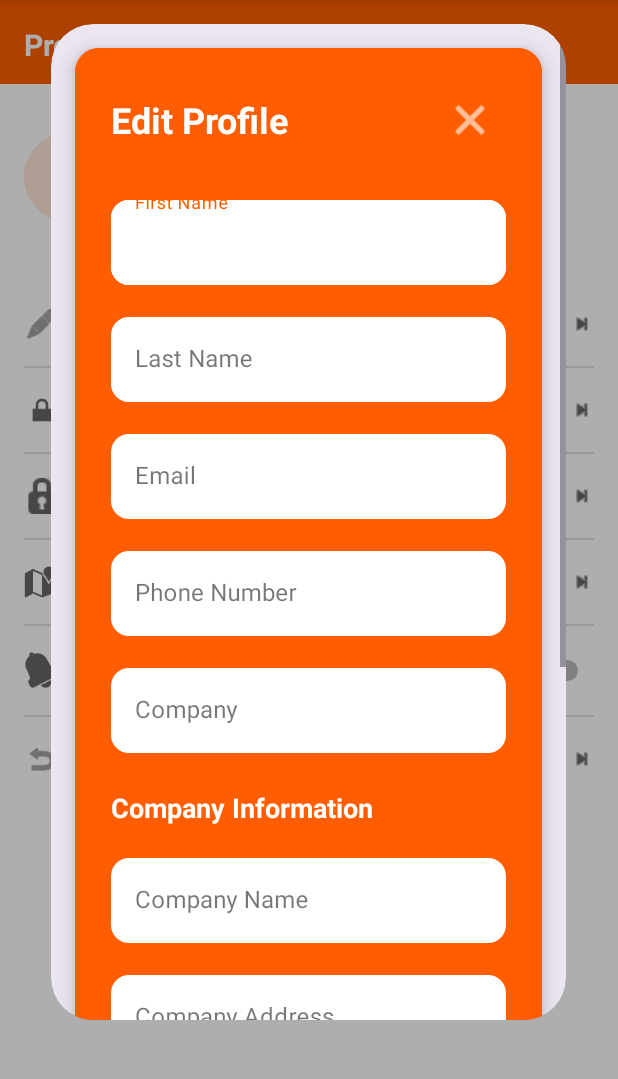
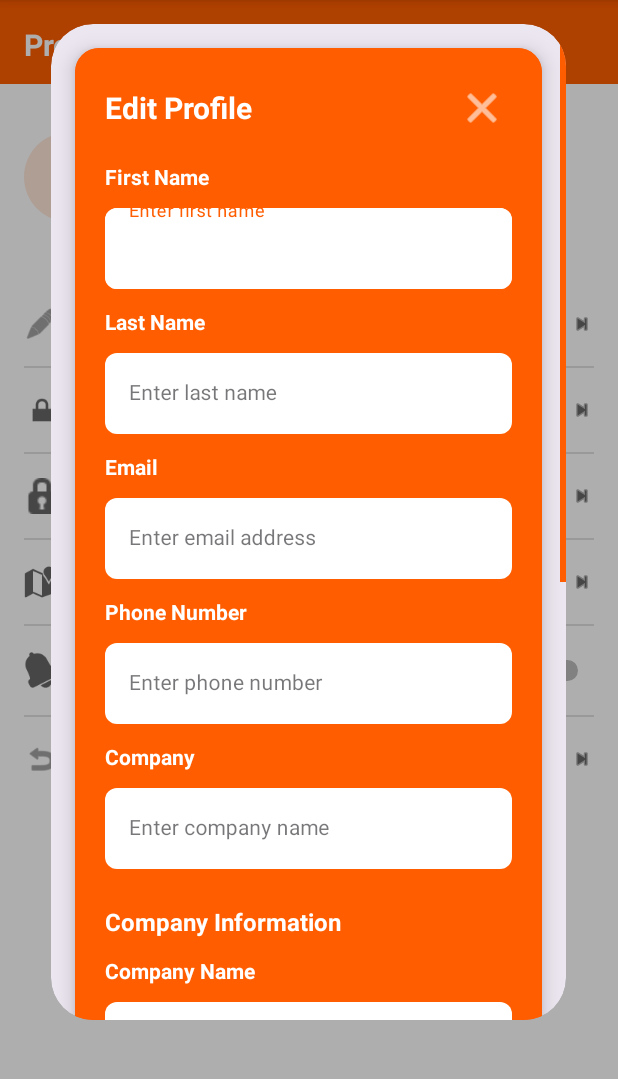
Before and after one commit to EmilFabel04/PROG7314_POE_P2_Solora, an Android app: the fragment ProfileFragment shown on its own in the app's theme, after a tap on "Edit Profile", on a phone screen of 412 x 824 dp, the part 96-1175 px from its top. Run offline under Robolectric (Android 15) with nearby library versions, the phone set to English and light mode, and no system bars; our stand-ins replace Firebase (no records; nobody signed in at launch, a user with empty details on screens opened directly); 2 statements that could not run were skipped.

Commit message:
Fix edit profile and lead details dialogs - make them more professional and neat
- Add proper labels above input fields to prevent overlapping
- Reduce text sizes for better space utilization (16sp -> 14sp, 14sp -> 12sp)
- Optimize spacing and margins for better visual hierarchy
- Enhance scrollability with visible orange scrollbars and increased max height
- Make buttons more compact (48dp -> 44dp height)
- Improve card design with smaller corner radius and elevation
- Ensure users can easily scroll to bottom of both dialogs

```diff
--- a/app/src/main/res/layout/dialog_edit_profile.xml
+++ b/app/src/main/res/layout/dialog_edit_profile.xml
@@ -3,9 +3,14 @@
     xmlns:app="http://schemas.android.com/apk/res-auto"
     android:layout_width="match_parent"
     android:layout_height="wrap_content"
-    android:maxHeight="600dp"
+    android:maxHeight="700dp"
     android:fillViewport="true"
-    android:background="@android:color/transparent">
+    android:background="@android:color/transparent"
+    android:scrollbars="vertical"
+    android:fadeScrollbars="false"
+    android:scrollbarStyle="outsideOverlay"
+    android:scrollbarThumbVertical="@color/solora_orange"
+    android:scrollbarTrackVertical="@android:color/transparent">
 
 <androidx.cardview.widget.CardView
     android:layout_width="match_parent"
@@ -20,7 +25,7 @@
         android:layout_height="wrap_content"
         android:orientation="vertical"
         android:background="@color/solora_orange"
-        android:padding="24dp">
+        android:padding="20dp">
 
     <!-- Header -->
     <LinearLayout
@@ -28,7 +33,7 @@
         android:layout_height="wrap_content"
         android:orientation="horizontal"
         android:gravity="center_vertical"
-        android:layout_marginBottom="24dp">
+        android:layout_marginBottom="16dp">
 
         <TextView
             android:layout_width="0dp"
@@ -36,13 +41,13 @@
             android:layout_weight="1"
             android:text="Edit Profile"
             android:textColor="@android:color/white"
-            android:textSize="24sp"
+            android:textSize="20sp"
             android:textStyle="bold" />
 
         <ImageButton
             android:id="@+id/btn_close_edit_profile"
-            android:layout_width="48dp"
-            android:layout_height="48dp"
+            android:layout_width="40dp"
+            android:layout_height="40dp"
             android:background="?attr/selectableItemBackgroundBorderless"
             android:src="@android:drawable/ic_menu_close_clear_cancel"
             android:tint="@android:color/white"
@@ -51,17 +56,27 @@
     </LinearLayout>
 
     <!-- Form Fields -->
+    <!-- First Name -->
+    <TextView
+        android:layout_width="wrap_content"
+        android:layout_height="wrap_content"
+        android:text="First Name"
+        android:textColor="@android:color/white"
+        android:textSize="14sp"
+        android:textStyle="bold"
+        android:layout_marginBottom="6dp" />
+
     <com.google.android.material.textfield.TextInputLayout
         android:layout_width="match_parent"
         android:layout_height="wrap_content"
-        android:layout_marginBottom="16dp"
+        android:layout_marginBottom="12dp"
         app:boxBackgroundColor="@android:color/white"
         app:boxStrokeColor="@android:color/white"
         app:boxStrokeWidth="0dp"
-        app:boxCornerRadiusTopStart="12dp"
-        app:boxCornerRadiusTopEnd="12dp"
-        app:boxCornerRadiusBottomStart="12dp"
-        app:boxCornerRadiusBottomEnd="12dp"
+        app:boxCornerRadiusTopStart="8dp"
+        app:boxCornerRadiusTopEnd="8dp"
+        app:boxCornerRadiusBottomStart="8dp"
+        app:boxCornerRadiusBottomEnd="8dp"
         app:hintTextColor="@color/solora_orange"
         app:startIconTint="@color/solora_orange"
         app:endIconTint="@color/solora_orange"
@@ -71,24 +86,35 @@
             android:id="@+id/et_dialog_name"
             android:layout_width="match_parent"
             android:layout_height="wrap_content"
-            android:hint="First Name"
+            android:hint="Enter first name"
             android:textColor="@color/solora_on_surface"
             android:textColorHint="@color/solora_orange"
+            android:textSize="14sp"
             android:inputType="textPersonName" />
 
     </com.google.android.material.textfield.TextInputLayout>
 
+    <!-- Last Name -->
+    <TextView
+        android:layout_width="wrap_content"
+        android:layout_height="wrap_content"
+        android:text="Last Name"
+        android:textColor="@android:color/white"
+        android:textSize="14sp"
+        android:textStyle="bold"
+        android:layout_marginBottom="6dp" />
+
     <com.google.android.material.textfield.TextInputLayout
         android:layout_width="match_parent"
         android:layout_height="wrap_content"
-        android:layout_marginBottom="16dp"
+        android:layout_marginBottom="12dp"
         app:boxBackgroundColor="@android:color/white"
         app:boxStrokeColor="@android:color/white"
         app:boxStrokeWidth="0dp"
-        app:boxCornerRadiusTopStart="12dp"
-        app:boxCornerRadiusTopEnd="12dp"
-        app:boxCornerRadiusBottomStart="12dp"
-        app:boxCornerRadiusBottomEnd="12dp"
+        app:boxCornerRadiusTopStart="8dp"
+        app:boxCornerRadiusTopEnd="8dp"
+        app:boxCornerRadiusBottomStart="8dp"
+        app:boxCornerRadiusBottomEnd="8dp"
         app:hintTextColor="@color/solora_orange"
         app:startIconTint="@color/solora_orange"
         app:endIconTint="@color/solora_orange"
@@ -98,24 +124,35 @@
             android:id="@+id/et_dialog_surname"
             android:layout_width="match_parent"
             android:layout_height="wrap_content"
-            android:hint="Last Name"
+            android:hint="Enter last name"
             android:textColor="@color/solora_on_surface"
             android:textColorHint="@color/solora_orange"
+            android:textSize="14sp"
             android:inputType="textPersonName" />
 
     </com.google.android.material.textfield.TextInputLayout>
 
+    <!-- Email -->
+    <TextView
+        android:layout_width="wrap_content"
+        android:layout_height="wrap_content"
+        android:text="Email"
+        android:textColor="@android:color/white"
+        android:textSize="14sp"
+        android:textStyle="bold"
+        android:layout_marginBottom="6dp" />
+
     <com.google.android.material.textfield.TextInputLayout
         android:layout_width="match_parent"
         android:layout_height="wrap_content"
-        android:layout_marginBottom="16dp"
+        android:layout_marginBottom="12dp"
         app:boxBackgroundColor="@android:color/white"
         app:boxStrokeColor="@android:color/white"
         app:boxStrokeWidth="0dp"
-        app:boxCornerRadiusTopStart="12dp"
-        app:boxCornerRadiusTopEnd="12dp"
-        app:boxCornerRadiusBottomStart="12dp"
-        app:boxCornerRadiusBottomEnd="12dp"
+        app:boxCornerRadiusTopStart="8dp"
+        app:boxCornerRadiusTopEnd="8dp"
+        app:boxCornerRadiusBottomStart="8dp"
+        app:boxCornerRadiusBottomEnd="8dp"
         app:hintTextColor="@color/solora_orange"
         app:startIconTint="@color/solora_orange"
         app:endIconTint="@color/solora_orange"
@@ -125,24 +162,35 @@
             android:id="@+id/et_dialog_email"
             android:layout_width="match_parent"
             android:layout_height="wrap_content"
-            android:hint="Email"
+            android:hint="Enter email address"
             android:textColor="@color/solora_on_surface"
             android:textColorHint="@color/solora_orange"
+            android:textSize="14sp"
             android:inputType="textEmailAddress" />
 
     </com.google.android.material.textfield.TextInputLayout>
 
+    <!-- Phone -->
+    <TextView
+        android:layout_width="wrap_content"
+        android:layout_height="wrap_content"
+        android:text="Phone Number"
+        android:textColor="@android:color/white"
+        android:textSize="14sp"
+        android:textStyle="bold"
+        android:layout_marginBottom="6dp" />
+
     <com.google.android.material.textfield.TextInputLayout
         android:layout_width="match_parent"
         android:layout_height="wrap_content"
-        android:layout_marginBottom="16dp"
+        android:layout_marginBottom="12dp"
         app:boxBackgroundColor="@android:color/white"
         app:boxStrokeColor="@android:color/white"
         app:boxStrokeWidth="0dp"
-        app:boxCornerRadiusTopStart="12dp"
-        app:boxCornerRadiusTopEnd="12dp"
-        app:boxCornerRadiusBottomStart="12dp"
-        app:boxCornerRadiusBottomEnd="12dp"
+        app:boxCornerRadiusTopStart="8dp"
+        app:boxCornerRadiusTopEnd="8dp"
+        app:boxCornerRadiusBottomStart="8dp"
+        app:boxCornerRadiusBottomEnd="8dp"
         app:hintTextColor="@color/solora_orange"
         app:startIconTint="@color/solora_orange"
         app:endIconTint="@color/solora_orange"
@@ -152,12 +200,23 @@
             android:id="@+id/et_dialog_phone"
             android:layout_width="match_parent"
             android:layout_height="wrap_content"
-            android:hint="Phone Number"
+            android:hint="Enter phone number"
             android:textColor="@color/solora_on_surface"
             android:textColorHint="@color/solora_orange"
+            android:textSize="14sp"
             android:inputType="phone" />
 
     </com.google.android.material.textfield.TextInputLayout>
+
+    <!-- Company -->
+    <TextView
+        android:layout_width="wrap_content"
+        android:layout_height="wrap_content"
+        android:text="Company"
+        android:textColor="@android:color/white"
+        android:textSize="14sp"
+        android:textStyle="bold"
+        android:layout_marginBottom="6dp" />
 
     <com.google.android.material.textfield.TextInputLayout
         android:layout_width="match_parent"
@@ -166,10 +225,10 @@
         app:boxBackgroundColor="@android:color/white"
         app:boxStrokeColor="@android:color/white"
         app:boxStrokeWidth="0dp"
-        app:boxCornerRadiusTopStart="12dp"
-        app:boxCornerRadiusTopEnd="12dp"
-        app:boxCornerRadiusBottomStart="12dp"
-        app:boxCornerRadiusBottomEnd="12dp"
+        app:boxCornerRadiusTopStart="8dp"
+        app:boxCornerRadiusTopEnd="8dp"
+        app:boxCornerRadiusBottomStart="8dp"
+        app:boxCornerRadiusBottomEnd="8dp"
         app:hintTextColor="@color/solora_orange"
         app:startIconTint="@color/solora_orange"
         app:endIconTint="@color/solora_orange"
@@ -179,9 +238,10 @@
             android:id="@+id/et_dialog_company"
             android:layout_width="match_parent"
             android:layout_height="wrap_content"
-            android:hint="Company"
+            android:hint="Enter company name"
             android:textColor="@color/solora_on_surface"
             android:textColorHint="@color/solora_orange"
+            android:textSize="14sp"
             android:inputType="text" />
 
     </com.google.android.material.textfield.TextInputLayout>
@@ -192,22 +252,32 @@
         android:layout_height="wrap_content"
         android:text="Company Information"
         android:textColor="@android:color/white"
-        android:textSize="18sp"
+        android:textSize="16sp"
         android:textStyle="bold"
         android:layout_marginTop="8dp"
-        android:layout_marginBottom="16dp" />
+        android:layout_marginBottom="12dp" />
+
+    <!-- Company Name -->
+    <TextView
+        android:layout_width="wrap_content"
+        android:layout_height="wrap_content"
+        android:text="Company Name"
+        android:textColor="@android:color/white"
+        android:textSize="14sp"
+        android:textStyle="bold"
+        android:layout_marginBottom="6dp" />
 
     <com.google.android.material.textfield.TextInputLayout
         android:layout_width="match_parent"
         android:layout_height="wrap_content"
-        android:layout_marginBottom="16dp"
+        android:layout_marginBottom="12dp"
         app:boxBackgroundColor="@android:color/white"
         app:boxStrokeColor="@android:color/white"
         app:boxStrokeWidth="0dp"
-        app:boxCornerRadiusTopStart="12dp"
-        app:boxCornerRadiusTopEnd="12dp"
-        app:boxCornerRadiusBottomStart="12dp"
-        app:boxCornerRadiusBottomEnd="12dp"
+        app:boxCornerRadiusTopStart="8dp"
+        app:boxCornerRadiusTopEnd="8dp"
+        app:boxCornerRadiusBottomStart="8dp"
+        app:boxCornerRadiusBottomEnd="8dp"
         app:hintTextColor="@color/solora_orange"
         app:startIconTint="@color/solora_orange"
         app:endIconTint="@color/solora_orange"
@@ -217,24 +287,35 @@
             android:id="@+id/et_dialog_company_name"
             android:layout_width="match_parent"
             android:layout_height="wrap_content"
-            android:hint="Company Name"
+            android:hint="Enter company name"
             android:textColor="@color/solora_on_surface"
             android:textColorHint="@color/solora_orange"
+            android:textSize="14sp"
             android:inputType="text" />
 
     </com.google.android.material.textfield.TextInputLayout>
 
+    <!-- Company Address -->
+    <TextView
+        android:layout_width="wrap_content"
+        android:layout_height="wrap_content"
+        android:text="Company Address"
+        android:textColor="@android:color/white"
+        android:textSize="14sp"
+        android:textStyle="bold"
+        android:layout_marginBottom="6dp" />
+
     <com.google.android.material.textfield.TextInputLayout
         android:layout_width="match_parent"
         android:layout_height="wrap_content"
-        android:layout_marginBottom="16dp"
+        android:layout_marginBottom="12dp"
         app:boxBackgroundColor="@android:color/white"
         app:boxStrokeColor="@android:color/white"
         app:boxStrokeWidth="0dp"
-        app:boxCornerRadiusTopStart="12dp"
-        app:boxCornerRadiusTopEnd="12dp"
-        app:boxCornerRadiusBottomStart="12dp"
-        app:boxCornerRadiusBottomEnd="12dp"
+        app:boxCornerRadiusTopStart="8dp"
+        app:boxCornerRadiusTopEnd="8dp"
+        app:boxCornerRadiusBottomStart="8dp"
+        app:boxCornerRadiusBottomEnd="8dp"
         app:hintTextColor="@color/solora_orange"
         app:startIconTint="@color/solora_orange"
         app:endIconTint="@color/solora_orange"
@@ -244,24 +325,35 @@
             android:id="@+id/et_dialog_company_address"
             android:layout_width="match_parent"
             android:layout_height="wrap_content"
-            android:hint="Company Address"
+            android:hint="Enter company address"
             android:textColor="@color/solora_on_surface"
             android:textColorHint="@color/solora_orange"
+            android:textSize="14sp"
             android:inputType="textPostalAddress" />
 
     </com.google.android.material.textfield.TextInputLayout>
 
+    <!-- Company Phone -->
+    <TextView
+        android:layout_width="wrap_content"
+        android:layout_height="wrap_content"
+        android:text="Company Phone"
+        android:textColor="@android:color/white"
+        android:textSize="14sp"
+        android:textStyle="bold"
+        android:layout_marginBottom="6dp" />
+
     <com.google.android.material.textfield.TextInputLayout
         android:layout_width="match_parent"
         android:layout_height="wrap_content"
-        android:layout_marginBottom="16dp"
+        android:layout_marginBottom="12dp"
         app:boxBackgroundColor="@android:color/white"
         app:boxStrokeColor="@android:color/white"
         app:boxStrokeWidth="0dp"
-        app:boxCornerRadiusTopStart="12dp"
-        app:boxCornerRadiusTopEnd="12dp"
-        app:boxCornerRadiusBottomStart="12dp"
-        app:boxCornerRadiusBottomEnd="12dp"
+        app:boxCornerRadiusTopStart="8dp"
+        app:boxCornerRadiusTopEnd="8dp"
+        app:boxCornerRadiusBottomStart="8dp"
+        app:boxCornerRadiusBottomEnd="8dp"
         app:hintTextColor="@color/solora_orange"
         app:startIconTint="@color/solora_orange"
         app:endIconTint="@color/solora_orange"
@@ -271,24 +363,35 @@
             android:id="@+id/et_dialog_company_phone"
             android:layout_width="match_parent"
             android:layout_height="wrap_content"
-            android:hint="Company Phone"
+            android:hint="Enter company phone"
             android:textColor="@color/solora_on_surface"
             android:textColorHint="@color/solora_orange"
+            android:textSize="14sp"
             android:inputType="phone" />
 
     </com.google.android.material.textfield.TextInputLayout>
 
+    <!-- Company Email -->
+    <TextView
+        android:layout_width="wrap_content"
+        android:layout_height="wrap_content"
+        android:text="Company Email"
+        android:textColor="@android:color/white"
+        android:textSize="14sp"
+        android:textStyle="bold"
+        android:layout_marginBottom="6dp" />
+
     <com.google.android.material.textfield.TextInputLayout
         android:layout_width="match_parent"
         android:layout_height="wrap_content"
-        android:layout_marginBottom="16dp"
+        android:layout_marginBottom="12dp"
         app:boxBackgroundColor="@android:color/white"
         app:boxStrokeColor="@android:color/white"
         app:boxStrokeWidth="0dp"
-        app:boxCornerRadiusTopStart="12dp"
-        app:boxCornerRadiusTopEnd="12dp"
-        app:boxCornerRadiusBottomStart="12dp"
-        app:boxCornerRadiusBottomEnd="12dp"
+        app:boxCornerRadiusTopStart="8dp"
+        app:boxCornerRadiusTopEnd="8dp"
+        app:boxCornerRadiusBottomStart="8dp"
+        app:boxCornerRadiusBottomEnd="8dp"
         app:hintTextColor="@color/solora_orange"
         app:startIconTint="@color/solora_orange"
         app:endIconTint="@color/solora_orange"
@@ -298,24 +401,35 @@
             android:id="@+id/et_dialog_company_email"
             android:layout_width="match_parent"
             android:layout_height="wrap_content"
-            android:hint="Company Email"
+            android:hint="Enter company email"
             android:textColor="@color/solora_on_surface"
             android:textColorHint="@color/solora_orange"
+            android:textSize="14sp"
             android:inputType="textEmailAddress" />
 
     </com.google.android.material.textfield.TextInputLayout>
 
+    <!-- Company Website -->
+    <TextView
+        android:layout_width="wrap_content"
+        android:layout_height="wrap_content"
+        android:text="Company Website"
+        android:textColor="@android:color/white"
+        android:textSize="14sp"
+        android:textStyle="bold"
+        android:layout_marginBottom="6dp" />
+
     <com.google.android.material.textfield.TextInputLayout
         android:layout_width="match_parent"
         android:layout_height="wrap_content"
-        android:layout_marginBottom="24dp"
+        android:layout_marginBottom="16dp"
         app:boxBackgroundColor="@android:color/white"
         app:boxStrokeColor="@android:color/white"
         app:boxStrokeWidth="0dp"
-        app:boxCornerRadiusTopStart="12dp"
-        app:boxCornerRadiusTopEnd="12dp"
-        app:boxCornerRadiusBottomStart="12dp"
-        app:boxCornerRadiusBottomEnd="12dp"
+        app:boxCornerRadiusTopStart="8dp"
+        app:boxCornerRadiusTopEnd="8dp"
+        app:boxCornerRadiusBottomStart="8dp"
+        app:boxCornerRadiusBottomEnd="8dp"
         app:hintTextColor="@color/solora_orange"
         app:startIconTint="@color/solora_orange"
         app:endIconTint="@color/solora_orange"
@@ -325,9 +439,10 @@
             android:id="@+id/et_dialog_company_website"
             android:layout_width="match_parent"
             android:layout_height="wrap_content"
-            android:hint="Company Website"
+            android:hint="Enter company website"
             android:textColor="@color/solora_on_surface"
             android:textColorHint="@color/solora_orange"
+            android:textSize="14sp"
             android:inputType="textUri" />
 
     </com.google.android.material.textfield.TextInputLayout>
@@ -338,32 +453,32 @@
         android:layout_height="wrap_content"
         android:orientation="horizontal"
         android:gravity="end"
-        android:layout_marginTop="8dp">
+        android:layout_marginTop="12dp">
 
         <Button
             android:id="@+id/btn_cancel_edit_profile"
             android:layout_width="wrap_content"
-            android:layout_height="48dp"
+            android:layout_height="44dp"
             android:text="Cancel"
             android:textColor="@android:color/white"
             android:backgroundTint="@android:color/transparent"
             android:layout_marginEnd="12dp"
-            android:minWidth="100dp"
-            android:textSize="16sp"
-            app:cornerRadius="24dp"
+            android:minWidth="90dp"
+            android:textSize="14sp"
+            app:cornerRadius="22dp"
             android:background="@drawable/button_outline_white" />
 
         <Button
             android:id="@+id/btn_save_edit_profile"
             android:layout_width="wrap_content"
-            android:layout_height="48dp"
+            android:layout_height="44dp"
             android:text="Save"
             android:textColor="@color/solora_orange"
             android:backgroundTint="@android:color/white"
-            android:minWidth="100dp"
-            android:textSize="16sp"
+            android:minWidth="90dp"
+            android:textSize="14sp"
             android:textStyle="bold"
-            app:cornerRadius="24dp" />
+            app:cornerRadius="22dp" />
 
     </LinearLayout>
 
```
Also changed, not shown: app/src/main/res/layout/dialog_lead_details.xml (+75 -80 lines).
